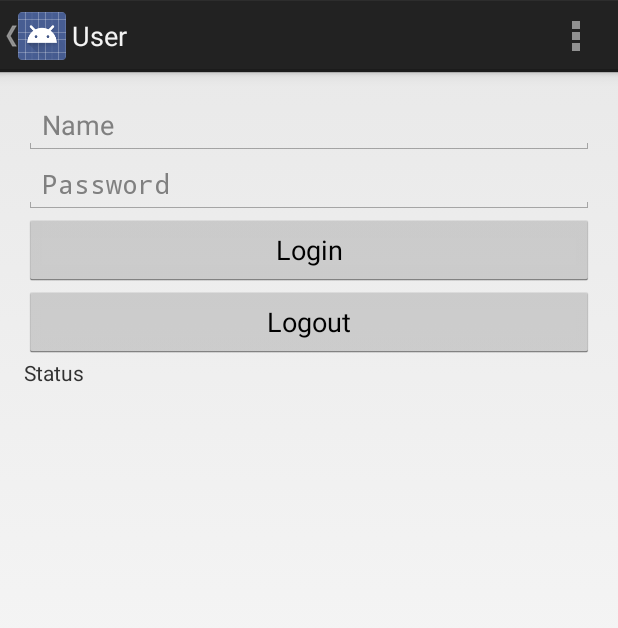
After one commit to N-Coder/SensorSystem, an Android app: the UserInfoActivity screen opened directly, with no data from a screen before it, on a phone screen of 412 x 824 dp. The commit adds this screen. Shown: the top 628 px of the screen. Run offline under Robolectric (Android 15) with nearby library versions, the phone set to English and light mode, and no system bars.

Commit message:
Implemented dummy user login service

```diff
--- a/android.app/src/main/java/de/ncoder/sensorsystem/android/app/SensorSystemService.java
+++ b/android.app/src/main/java/de/ncoder/sensorsystem/android/app/SensorSystemService.java
@@ -11,6 +11,7 @@ import de.ncoder.sensorsystem.Component;
 import de.ncoder.sensorsystem.Container;
 import de.ncoder.sensorsystem.SimpleContainer;
 import de.ncoder.sensorsystem.android.app.componentInfo.ComponentInfoManager;
+import de.ncoder.sensorsystem.android.app.data.UserManager;
 import de.ncoder.sensorsystem.android.logging.DBLogger;
 import de.ncoder.sensorsystem.android.manager.SystemLooper;
 import de.ncoder.sensorsystem.android.manager.timed.AndroidScheduleManager;
@@ -60,6 +61,8 @@ public class SensorSystemService extends Service {
                 new SystemLooper());
         container.register(DBLogger.KEY,
                 new DBLogger(this));
+        container.register(UserManager.KEY,
+                new UserManager());
 
         SensorManager sensorManager = (SensorManager) getSystemService(Context.SENSOR_SERVICE);
         container.register(AccelerationSensor.KEY,
--- /dev/null
+++ b/android.app/src/main/res/layout/activity_component_user.xml
@@ -0,0 +1,37 @@
+<LinearLayout xmlns:android="http://schemas.android.com/apk/res/android"
+              xmlns:tools="http://schemas.android.com/tools"
+              android:layout_width="match_parent"
+              android:layout_height="match_parent"
+              android:paddingLeft="@dimen/activity_horizontal_margin"
+              android:paddingRight="@dimen/activity_horizontal_margin"
+              android:paddingTop="@dimen/activity_vertical_margin"
+              android:paddingBottom="@dimen/activity_vertical_margin"
+              android:orientation="vertical"
+              tools:context="de.ncoder.sensorsystem.android.app.componentInfo.UserInfoActivity">
+
+    <LinearLayout android:layout_width="match_parent" android:layout_height="wrap_content"
+                  android:orientation="vertical" android:id="@+id/loginContainer">
+        <EditText
+                android:layout_width="match_parent" android:layout_height="wrap_content"
+                android:id="@+id/userName" android:inputType="text" android:hint="Name"/>
+        <EditText
+                android:layout_width="match_parent" android:layout_height="wrap_content"
+                android:id="@+id/password" android:inputType="textPassword" android:hint="Password"/>
+
+        <Button
+                android:layout_width="match_parent" android:layout_height="wrap_content"
+                android:id="@+id/login" android:onClick="doLogin" android:text="Login"/>
+    </LinearLayout>
+    <LinearLayout android:layout_width="match_parent" android:layout_height="wrap_content"
+                  android:orientation="vertical" android:id="@+id/logoutContainer">
+        <Button
+                android:layout_width="match_parent" android:layout_height="wrap_content"
+                android:id="@+id/logout" android:onClick="doLogout" android:text="Logout"/>
+    </LinearLayout>
+    <LinearLayout android:layout_width="match_parent" android:layout_height="wrap_content"
+                  android:orientation="vertical" android:id="@+id/infoContainer">
+        <TextView android:layout_width="match_parent" android:layout_height="wrap_content"
+                  android:id="@+id/userInfo" android:text="Status"/>
+    </LinearLayout>
+
+</LinearLayout>
--- a/android.app/src/main/res/xml/info_activities.xml
+++ b/android.app/src/main/res/xml/info_activities.xml
@@ -10,4 +10,6 @@
                ui="de.ncoder.sensorsystem.android.app.componentInfo.AndroidSensorInfoActivity" />
     <component class="de.ncoder.sensorsystem.android.sensor.ProximitySensor"
                ui="de.ncoder.sensorsystem.android.app.componentInfo.AndroidSensorInfoActivity" />
+    <component class="de.ncoder.sensorsystem.android.app.data.UserManager"
+               ui="de.ncoder.sensorsystem.android.app.componentInfo.UserInfoActivity" />
 </resources>
```
Also changed, not shown: android.app/src/main/AndroidManifest.xml (+10 -2 lines), android.app/src/main/java/de/ncoder/sensorsystem/android/app/componentInfo/UserInfoActivity.java (added, +166 -0 lines), android.app/src/main/java/de/ncoder/sensorsystem/android/app/data/UserManager.java (added, +193 -0 lines), android.app/src/main/res/values/strings.xml (+3 -5 lines).
